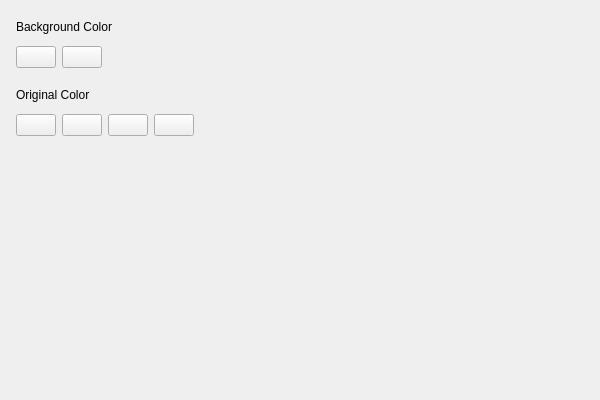
Qt form widget/Setting/SoundBot/WSpeechSysPage.ui (yechaoGitHub/AI) before a commit.
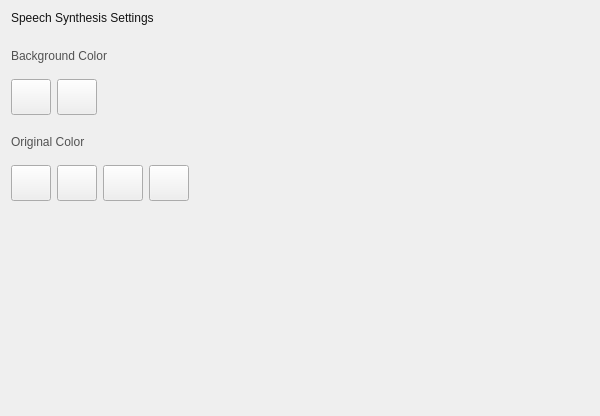
The same form after that commit. Custom widgets are drawn as their Qt base class.

Patch:
```diff
--- a/widget/Setting/SoundBot/WSpeechSysPage.ui
+++ b/widget/Setting/SoundBot/WSpeechSysPage.ui
@@ -7,7 +7,7 @@
     <x>0</x>
     <y>0</y>
     <width>600</width>
-    <height>400</height>
+    <height>416</height>
    </rect>
   </property>
   <property name="windowTitle">
@@ -15,17 +15,27 @@
   </property>
   <property name="styleSheet">
    <string notr="true">QWidget{
-	font: 14px &quot;微软雅黑&quot;;
-
+	font: 16px &quot;微软雅黑&quot;;
+	color:#525252;
 }</string>
   </property>
   <layout class="QHBoxLayout" name="horizontalLayout_3">
-   <property name="leftMargin">
-    <number>16</number>
-   </property>
-   <property name="topMargin">
-    <number>20</number>
-   </property>
+   <item>
+    <layout class="QVBoxLayout" name="verticalLayout_5">
+     <property name="spacing">
+      <number>24</number>
+     </property>
+     <item>
+      <widget class="QLabel" name="label_3">
+       <property name="styleSheet">
+        <string notr="true">color: #131313;
+font: 18px &quot;微软雅黑&quot;;</string>
+       </property>
+       <property name="text">
+        <string>Speech Synthesis Settings</string>
+       </property>
+      </widget>
+     </item>
    <item>
     <layout class="QVBoxLayout" name="verticalLayout_4">
      <item>
@@ -36,7 +46,7 @@
        <item>
         <layout class="QVBoxLayout" name="verticalLayout">
          <property name="spacing">
-          <number>12</number>
+            <number>16</number>
          </property>
          <item>
           <widget class="QLabel" name="label">
@@ -49,6 +59,12 @@
           <layout class="QHBoxLayout" name="horizontalLayout">
            <item>
             <widget class="WRadioBtn" name="pb_bk_1">
+               <property name="minimumSize">
+                <size>
+                 <width>36</width>
+                 <height>36</height>
+                </size>
+               </property>
              <property name="text">
               <string/>
              </property>
@@ -56,6 +72,12 @@
            </item>
            <item>
             <widget class="WRadioBtn" name="pb_bk_2">
+               <property name="minimumSize">
+                <size>
+                 <width>36</width>
+                 <height>36</height>
+                </size>
+               </property>
              <property name="text">
               <string/>
              </property>
@@ -81,7 +103,7 @@
        <item>
         <layout class="QVBoxLayout" name="verticalLayout_2">
          <property name="spacing">
-          <number>12</number>
+            <number>16</number>
          </property>
          <item>
           <widget class="QLabel" name="label_2">
@@ -92,8 +114,17 @@
          </item>
          <item>
           <layout class="QHBoxLayout" name="horizontalLayout_2">
+             <property name="spacing">
+              <number>6</number>
+             </property>
            <item>
             <widget class="WRadioBtn" name="pb_og_1">
+               <property name="minimumSize">
+                <size>
+                 <width>36</width>
+                 <height>36</height>
+                </size>
+               </property>
              <property name="text">
               <string/>
              </property>
@@ -101,6 +132,12 @@
            </item>
            <item>
             <widget class="WRadioBtn" name="pb_og_2">
+               <property name="minimumSize">
+                <size>
+                 <width>36</width>
+                 <height>36</height>
+                </size>
+               </property>
              <property name="text">
               <string/>
              </property>
@@ -108,6 +145,12 @@
            </item>
            <item>
             <widget class="WRadioBtn" name="pb_og_3">
+               <property name="minimumSize">
+                <size>
+                 <width>36</width>
+                 <height>36</height>
+                </size>
+               </property>
              <property name="text">
               <string/>
              </property>
@@ -115,6 +158,12 @@
            </item>
            <item>
             <widget class="WRadioBtn" name="pb_og_4">
+               <property name="minimumSize">
+                <size>
+                 <width>36</width>
+                 <height>36</height>
+                </size>
+               </property>
              <property name="text">
               <string/>
              </property>
@@ -151,6 +200,8 @@
         </size>
        </property>
       </spacer>
+       </item>
+      </layout>
      </item>
     </layout>
    </item>
```
Lines whose indentation alone changed are shown as unchanged.
